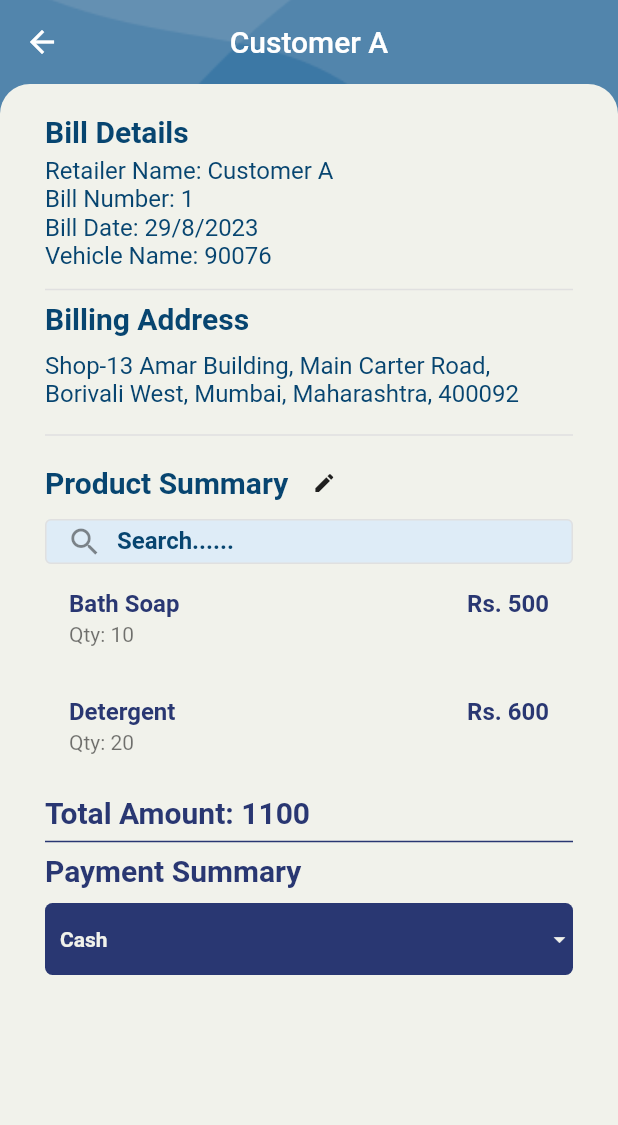
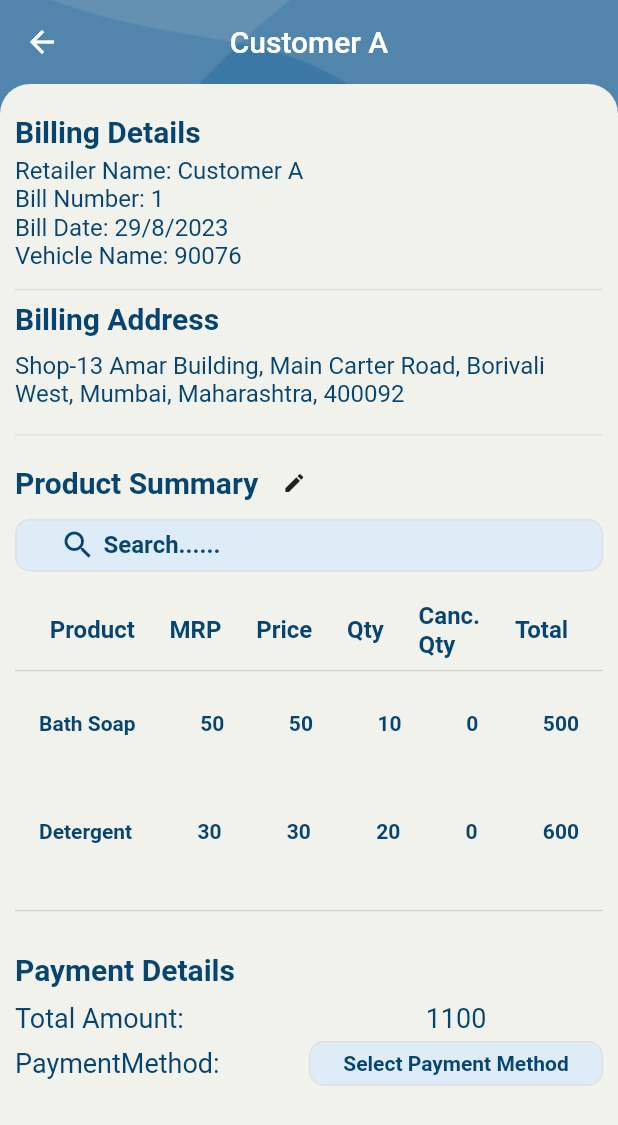
Before and after one commit to BloodHound31/MVVM_Architecture_Training, a Flutter app: the screen it shows after launch, after a tap on "Customer A", after a tap on "Order Details", on a phone screen of 412 x 824 dp. Shown: the top 1125 px of the screen. Run offline on Flutter 3.47's test engine with Material 2 defaults, Android fonts, the light colour scheme and no system bars; our stand-ins replace flutter_spinkit, fluttertoast; accounts and stored records are empty; network calls fail; Roboto replaces fonts that are missing (JoannaSansNovaBook).

Commit message:
Updated UI
Order Details Page

```diff
--- a/Login_Registration_Clone/lib/Model/OrdersModels/OrderEntity/product_details.dart
+++ b/Login_Registration_Clone/lib/Model/OrdersModels/OrderEntity/product_details.dart
@@ -2,15 +2,18 @@ class ProductDetail{
 
   String productName;
   int productQuantity;
+  int cancelQuantity = 0;
   int productPrice;
   late int totalProductPrice;
   late int initialQuantity;
   late int initialTotal;
+  late int initialCancel;
 
   ProductDetail({required this.productName, required this.productQuantity, required this.productPrice}){
     totalProductPrice = totalPrice(productPrice, productQuantity);
     initialQuantity = productQuantity;
     initialTotal = totalProductPrice;
+    initialCancel = cancelQuantity;
   }
 
   int totalPrice(int productPrice, int productQuantity){
--- a/Login_Registration_Clone/lib/Resources/Components/custom_drop_down.dart
+++ b/Login_Registration_Clone/lib/Resources/Components/custom_drop_down.dart
@@ -1,4 +1,5 @@
 import 'package:flutter/material.dart';
+import 'package:login_registration_clone/Resources/colors.dart';
 
 class CustomDropDown extends StatelessWidget {
 
@@ -18,26 +19,27 @@ class CustomDropDown extends StatelessWidget {
   @override
   Widget build(BuildContext context) {
     return Container(
+      height: 30,
       decoration: BoxDecoration(
         color: bgColor,
         borderRadius: BorderRadius.circular(borderRadius),
+        border: Border.all(color: Colors.grey.shade300),
       ),
       child: DropdownButtonHideUnderline(
         child: DropdownButton<dynamic>(
-          hint: const Text('A-Z'),
+          hint: const Text('Select Payment Method', style: TextStyle(color: AppColor.propsColor),),
           value: dropDownValue,
-          icon: Icon(Icons.arrow_drop_down_outlined, size: 18, color: textColor),
+          icon: const SizedBox.shrink(),
+          isExpanded: true,
           elevation: 14,
-          style: TextStyle(color: textColor, fontSize: 14, fontWeight: FontWeight.bold),
+          style: TextStyle(color: textColor, fontSize: 14, fontWeight: FontWeight.bold,),
+          alignment: Alignment.center,
           dropdownColor: bgColor,
           onChanged: onChange,
           items: list.map<DropdownMenuItem<dynamic>>((dynamic value) {
             return DropdownMenuItem<dynamic>(
               value: value,
-              child: Padding(
-                padding: const EdgeInsets.all(10.0),
-                child: Text(value.toString()),
-              ),
+              child: Center(child: Text(value.toString())),
             );
           }).toList(),
         ),
--- a/Login_Registration_Clone/lib/Resources/CustomWidgets/OrderList/PaymentOptions/cash_only.dart
+++ b/Login_Registration_Clone/lib/Resources/CustomWidgets/OrderList/PaymentOptions/cash_only.dart
@@ -1,4 +1,6 @@
 import 'package:flutter/material.dart';
+import 'package:login_registration_clone/Resources/CustomWidgets/custom_widgets.dart';
+import 'package:login_registration_clone/Resources/colors.dart';
 import 'package:login_registration_clone/ViewModel/OrderViewModel/order_summary_view_model.dart';
 import 'package:provider/provider.dart';
 
@@ -10,31 +12,46 @@ class CashOnly extends StatelessWidget {
   Widget build(BuildContext context) {
     return Expanded(
       child: Container(
-        padding: const EdgeInsets.only(top: 10, right: 10, left: 10),
+        padding: const EdgeInsets.only(top: 10),
         height: 110,
         width: double.infinity,
         child: Column(
           crossAxisAlignment: CrossAxisAlignment.start,
           children: [
-            Consumer<OrderSummaryViewModel>(builder: (context, value, child) => Text('Amount To Be Paid:\nRs.${value.payAmount()}', style: const TextStyle(fontWeight: FontWeight.bold, fontSize: 22, color: Color(0xFF293770)),),),
+            Row(
+              mainAxisAlignment: MainAxisAlignment.spaceBetween,
+            children: [
+              Expanded(flex: 1, child: CustomWidgets.customText(text: 'Cash Amount:', fontSize: 18.0)),
+              Expanded(
+                flex: 1,
+                child: Container(
+                  decoration: BoxDecoration(
+                    color: AppColor.searchBoxColor,
+                    borderRadius: BorderRadius.circular(10),
+                    border: Border.all(color: Colors.grey.shade300)
+                  ),
+                  child: Center(
+                    child: Consumer<OrderSummaryViewModel>(
+                        builder: (_, value, __) {
+                          return Padding(
+                            padding: const EdgeInsets.symmetric(vertical: 2),
+                            child: CustomWidgets.customText(text: value.payAmount().toString(), fontWeight: FontWeight.bold),
+                          );
+                        }
+                    ),
+                  ),
+                ),
+              )
+          ],
+        ),
             const SizedBox(height: 30,),
             Row(
               children: [
                 Expanded(
-                  child: ElevatedButton(
-                    onPressed: (){},
-                    style: ButtonStyle(
-                        backgroundColor: MaterialStateProperty.all<Color>(const Color(0xFF293770))
-                    ),
-                    child: const Text(
-                      'Submit',
-                      style: TextStyle(
-                        fontSize: 16,
-                        fontWeight: FontWeight.bold,
-                        color: Colors.white,
-                      ),
-                    ),
-                  ),
+                  child: CustomWidgets.customElevatedButton(
+                      onPress: (){},
+                      borderRadius: 10
+                  )
                 ),
               ],
             ),
--- a/Login_Registration_Clone/lib/Resources/CustomWidgets/OrderList/payment_summary.dart
+++ b/Login_Registration_Clone/lib/Resources/CustomWidgets/OrderList/payment_summary.dart
@@ -1,6 +1,8 @@
 import 'package:flutter/material.dart';
 import 'package:login_registration_clone/Resources/Components/custom_drop_down.dart';
+import 'package:login_registration_clone/Resources/CustomWidgets/custom_widgets.dart';
 import 'package:login_registration_clone/Resources/colors.dart';
+import 'package:login_registration_clone/ViewModel/OrderViewModel/order_summary_view_model.dart';
 import 'package:provider/provider.dart';
 
 import '../../../ViewModel/OrderViewModel/payment_summary_view_model.dart';
@@ -14,32 +16,54 @@ class PaymentSummary extends StatelessWidget {
       crossAxisAlignment: CrossAxisAlignment.start,
       children: [
         const Text(
-          'Payment Summary',
+          'Payment Details',
           style: TextStyle(
               fontWeight: FontWeight.bold,
               fontSize: 20,
-              color: AppColor.darkIndigo,
+              color: AppColor.propsColor,
           ),
         ),
         const SizedBox(height: 10,),
+        Column(
+          //mainAxisAlignment: MainAxisAlignment.start,
+          children: [
             Row(
-          mainAxisAlignment: MainAxisAlignment.start,
+              mainAxisAlignment: MainAxisAlignment.spaceBetween,
               children: [
+                Expanded(flex: 1, child: CustomWidgets.customText(text: 'Total Amount:', fontSize: 18.0)),
                 Expanded(
+                  flex: 1,
+                  child: Selector<OrderSummaryViewModel, int>(
+                      selector: (_, selector) => selector.payAmount(),
+                      builder: (_, value, __) => Center(child: CustomWidgets.customText(text: value.toString(), fontSize: 18.0)),
+                  ),
+                )
+              ],
+            ),
+            const SizedBox(height: 5,),
+            Row(
+              mainAxisAlignment: MainAxisAlignment.spaceEvenly,
+              children: [
+                Expanded(flex: 1, child: CustomWidgets.customText(text: 'PaymentMethod: ', fontSize: 18.0)),
+                Expanded(
+                  flex: 1,
                   child: Consumer<PaymentSummaryViewModel>(builder: (context, paymentSummary, child) {
                     return CustomDropDown(
                         list: paymentSummary.paymentList,
                         dropDownValue: paymentSummary.selectedMethod,
                         onChange: (value) => paymentSummary.switchWidget(value),
-                    borderRadius: 5,
-                    bgColor: AppColor.darkIndigo,
-                    textColor: AppColor.whiteColor);
+                        borderRadius: 10,
+                        bgColor: AppColor.searchBoxColor,
+                        textColor: AppColor.propsColor);
                   },
                   ),
                 ),
-            // paymentDetailsWidget,
+              ],
+            )
+
           ],
         ),
+        const SizedBox(height: 10,),
         Consumer<PaymentSummaryViewModel>(builder: (context, value, child) =>  value.paymentDetailsWidget,),
       ],
     );
--- a/Login_Registration_Clone/lib/Resources/CustomWidgets/OrderList/product_summary_layout.dart
+++ b/Login_Registration_Clone/lib/Resources/CustomWidgets/OrderList/product_summary_layout.dart
@@ -1,7 +1,9 @@
 import 'package:flutter/material.dart';
-import 'package:login_registration_clone/Resources/colors.dart';
 import 'package:login_registration_clone/ViewModel/OrderViewModel/order_summary_view_model.dart';
 import 'package:provider/provider.dart';
+
+import '../../colors.dart';
+import '../custom_widgets.dart';
 
 class ProductSummary extends StatefulWidget {
   const ProductSummary({super.key});
@@ -14,7 +16,21 @@ class _ProductSummaryState extends State<ProductSummary> {
   @override
   Widget build(BuildContext context) {
     final orderSummaryViewModel = Provider.of<OrderSummaryViewModel>(context);
-    return ListView.builder(
+    return Column(
+      children: [
+        Row(
+          mainAxisAlignment: MainAxisAlignment.spaceEvenly,
+          children: [
+            CustomWidgets.customText(text: 'Product', fontWeight: FontWeight.bold),
+            CustomWidgets.customText(text: 'MRP', fontWeight: FontWeight.bold),
+            CustomWidgets.customText(text: 'Price', fontWeight: FontWeight.bold),
+            CustomWidgets.customText(text: 'Qty', fontWeight: FontWeight.bold),
+            CustomWidgets.customText(text: 'Canc.\nQty', fontWeight: FontWeight.bold),
+            CustomWidgets.customText(text: 'Total', fontWeight: FontWeight.bold),
+          ],
+        ),
+        const Divider(thickness: 1),
+        ListView.builder(
             shrinkWrap: true,
             itemCount: orderSummaryViewModel.foundProductSummary.length,
             itemBuilder: (context, index){
@@ -23,19 +39,17 @@ class _ProductSummaryState extends State<ProductSummary> {
                 title: Row(
                   mainAxisAlignment: MainAxisAlignment.spaceBetween,
                   children: [
-                Text(orderSummaryViewModel.foundProductSummary[index].productName, style: const TextStyle(fontWeight: FontWeight.bold, fontSize: 16, color: AppColor.darkIndigo),),
-                Selector<OrderSummaryViewModel, int>(
-                  selector: (_, orderDetailsProvider) => orderDetailsProvider.foundProductSummary[index].totalProductPrice,
-                  builder: (context, value, child) => Text('Rs. $value', style: const TextStyle(fontWeight: FontWeight.bold, fontSize: 16, color: AppColor.darkIndigo),),
-                )
+                    Text(orderSummaryViewModel.foundProductSummary[index].productName, style: const TextStyle(color: AppColor.propsColor, fontWeight: FontWeight.bold, fontSize: 14),),
+                    Text('${orderSummaryViewModel.foundProductSummary[index].productPrice}', style: const TextStyle(color: AppColor.propsColor, fontWeight: FontWeight.bold, fontSize: 14),),
+                    Text('${orderSummaryViewModel.foundProductSummary[index].productPrice}', style: const TextStyle(color: AppColor.propsColor, fontWeight: FontWeight.bold, fontSize: 14),),
+                    Text('${orderSummaryViewModel.foundProductSummary[index].productQuantity}', style: const TextStyle(color: AppColor.propsColor, fontWeight: FontWeight.bold, fontSize: 14),),
+                    Text('${orderSummaryViewModel.foundProductSummary[index].cancelQuantity}', style: const TextStyle(color: AppColor.propsColor, fontWeight: FontWeight.bold, fontSize: 14),),
+                    Text('${orderSummaryViewModel.foundProductSummary[index].totalProductPrice}', style: const TextStyle(color: AppColor.propsColor, fontWeight: FontWeight.bold, fontSize: 14),),
                   ],
                 ),
                 subtitle: Column(
                   crossAxisAlignment: CrossAxisAlignment.start,
                   children: [
-                Selector<OrderSummaryViewModel, int>(
-                    selector: (_, orderDetailsProvider) => orderDetailsProvider.foundProductSummary[index].productQuantity,
-                    builder: (context, value, child) => Text('Qty: $value')),
                     Selector<OrderSummaryViewModel, bool>(
                       selector: (_, orderDetailsProvider) => orderDetailsProvider.showWidget,
                       builder: (context, value, child) {
@@ -46,14 +60,14 @@ class _ProductSummaryState extends State<ProductSummary> {
                                   orderSummaryViewModel.increaseProduct(index);
                                 },
                                 icon: const Icon(Icons.arrow_circle_up, size: 24,),
-                            color: AppColor.darkIndigo),
+                                color: AppColor.propsColor),
                             IconButton(
                                 onPressed: (){
 
                                   orderSummaryViewModel.decreaseProduct(index);
 
                                 },
-                            icon: const Icon(Icons.arrow_circle_down, size: 24,), color: AppColor.darkIndigo),
+                                icon: const Icon(Icons.arrow_circle_down, size: 24,), color: AppColor.propsColor),
                             IconButton(
                               onPressed: (){
                                 orderSummaryViewModel.toggleWidget();
@@ -72,6 +86,8 @@ class _ProductSummaryState extends State<ProductSummary> {
                   ],
                 ) ,
               );
-        });
+            }),
+      ],
+    );
   }
 }
--- a/Login_Registration_Clone/lib/Resources/CustomWidgets/custom_widgets.dart
+++ b/Login_Registration_Clone/lib/Resources/CustomWidgets/custom_widgets.dart
@@ -76,12 +76,13 @@ class CustomWidgets{
   }
 
 
-  static Widget customText({required String text}){
+  static Widget customText({required String text, FontWeight fontWeight = FontWeight.normal, double? fontSize = 16.0}){
     return Text(text,
-      style:const TextStyle(
-          fontSize: 16,
+      style:TextStyle(
+          fontSize: fontSize,
           color: AppColor.propsColor,
-          fontFamily: 'JoannaSansNovaBook'
+          fontFamily: 'JoannaSansNovaBook',
+          fontWeight: fontWeight,
       ),);
   }
 
--- a/Login_Registration_Clone/lib/View/OrderView/order_summary_view.dart
+++ b/Login_Registration_Clone/lib/View/OrderView/order_summary_view.dart
@@ -49,12 +49,12 @@ class _OrderSummaryViewState extends State<OrderSummaryView> {
                       topLeft: Radius.circular(20)),
                 ),
                 child: Padding(
-                  padding: const EdgeInsets.only(top: 20, left: 30, right: 30),
+                  padding: const EdgeInsets.only(top: 20, left: 10, right: 10),
                   child: Column(
                     crossAxisAlignment: CrossAxisAlignment.start,
                     children: [
                       const Text(
-                        'Bill Details',
+                        'Billing Details',
                         style: TextStyle(
                             fontWeight: FontWeight.bold,
                             fontSize: 20,
@@ -103,50 +103,49 @@ class _OrderSummaryViewState extends State<OrderSummaryView> {
                       Row(
                         children: [
                           Expanded(
-                            child: Container(
+                            child: SizedBox(
                               width: double.infinity,
-                              height: 30,
+                              height: 35,
                               child: TextField(
                                 onChanged: (value) => orderSummaryViewModel.searchProduct(value),
                                 decoration: InputDecoration(
                                     enabledBorder: OutlineInputBorder(
-                                      borderSide: BorderSide(color: Colors.grey.shade300)
+                                      borderSide: BorderSide(color: Colors.grey.shade300),
+                                      borderRadius: BorderRadius.circular(10),
                                     ),
-                                    focusedBorder: const OutlineInputBorder(
-                                      borderSide: BorderSide(
-                                        color: AppColor.propsColor
-                                      )
+                                    focusedBorder: OutlineInputBorder(
+                                      borderSide: const BorderSide(color: AppColor.propsColor),
+                                      borderRadius: BorderRadius.circular(10),
                                     ),
                                     fillColor: AppColor.searchBoxColor,
                                     filled: true,
+                                    prefixIconColor: AppColor.propsColor,
                                     labelStyle: const TextStyle(
                                       fontFamily: 'JoannaSansNovaBook',
                                       color: AppColor.propsColor,
-                                      fontWeight: FontWeight.w600,
+                                      fontWeight: FontWeight.bold,
                                     ),
                                     labelText: 'Search......',
                                     prefixIcon: const Padding(
-                                      padding: EdgeInsets.only(left: 10.0, right: 5),
+                                      padding: EdgeInsets.only(left: 30.0, right: 5),
                                       child: Icon(Icons.search),
                                     ),
                                     border: OutlineInputBorder(
                                       borderSide: BorderSide(color: Colors.grey.shade300),
-                                      borderRadius: BorderRadius.circular(20),
+                                      borderRadius: BorderRadius.circular(10),
                                     )),
                               ),
                             ),
                           ),
                         ],
                       ),
+                      const SizedBox(height: 20,),
                       const SizedBox(
                         width: double.infinity,
                         child: ProductSummary(),
                       ),
-                      const SizedBox(height: 10,),
-                      Selector<OrderSummaryViewModel, int>(
-                        selector: (_, orderDetailsProvider) => orderDetailsProvider.payAmount(),
-                        builder: (_, value, __) =>  Text('Total Amount: $value', style: const TextStyle(fontWeight: FontWeight.bold, fontSize: 20, color:AppColor.darkIndigo),),),
-                      const Divider(color: AppColor.darkIndigo, thickness: 1,),
+                      const Divider(thickness: 1,),
+                      const SizedBox(height: 20),
                       const SizedBox(
                         width: double.infinity,
                         height: 700,
--- a/Login_Registration_Clone/lib/ViewModel/OrderViewModel/order_summary_view_model.dart
+++ b/Login_Registration_Clone/lib/ViewModel/OrderViewModel/order_summary_view_model.dart
@@ -61,7 +61,7 @@ class OrderSummaryViewModel with ChangeNotifier{
     } else {
       result = _productSummary
           .where((element) =>
-      element.productName!
+      element.productName
           .toLowerCase()
           .contains(enteredKeyword.toLowerCase()))
           .toList();
@@ -76,6 +76,7 @@ class OrderSummaryViewModel with ChangeNotifier{
     if(_productSummary.isNotEmpty && index >= 0 && index < _productSummary.length) {
       if(_productSummary[index].productQuantity > 0){
         _productSummary[index].productQuantity--;
+        _productSummary[index].cancelQuantity++;
         _productSummary[index].totalProductPrice = totalPrice(_productSummary[index].productPrice, _productSummary[index].productQuantity);
       }
       notifyListeners();
@@ -90,6 +91,7 @@ class OrderSummaryViewModel with ChangeNotifier{
     if(_productSummary.isNotEmpty && index >= 0 && index < _productSummary.length) {
       if(_productSummary[index].productQuantity < _productSummary[index].initialQuantity){
         _productSummary[index].productQuantity++;
+        _productSummary[index].cancelQuantity--;
         _productSummary[index].totalProductPrice = totalPrice(_productSummary[index].productPrice, _productSummary[index].productQuantity);
       }
     }
@@ -101,6 +103,7 @@ class OrderSummaryViewModel with ChangeNotifier{
     if(_productSummary.isNotEmpty) {
       _productSummary[index].productQuantity = _productSummary[index].initialQuantity;
       _productSummary[index].totalProductPrice = _productSummary[index].initialTotal;
+      _productSummary[index].cancelQuantity = _productSummary[index].initialCancel;
     }
     notifyListeners();
   }
@@ -109,6 +112,7 @@ class OrderSummaryViewModel with ChangeNotifier{
     if(_productSummary.isNotEmpty) {
       _productSummary[index].initialQuantity = _productSummary[index].productQuantity;
       _productSummary[index].initialTotal = _productSummary[index].totalProductPrice;
+      _productSummary[index].initialCancel = _productSummary[index].cancelQuantity;
     }
     notifyListeners();
   }
--- a/Login_Registration_Clone/lib/ViewModel/OrderViewModel/payment_summary_view_model.dart
+++ b/Login_Registration_Clone/lib/ViewModel/OrderViewModel/payment_summary_view_model.dart
@@ -13,7 +13,7 @@ class PaymentSummaryViewModel with ChangeNotifier{
 
   final List<String> _paymentList = ['Cash', 'Cheque', 'Partial Payment', 'Credit Note'];
 
-  late String _selectedMethod;
+  String? _selectedMethod;
   Widget _paymentDetailsWidget = Container();
   Widget _partialPaymentWidget = Container();
   //For bank
@@ -28,7 +28,7 @@ class PaymentSummaryViewModel with ChangeNotifier{
 
   List<String> get paymentList => _paymentList;
 
-  String get selectedMethod => _selectedMethod;
+  String? get selectedMethod => _selectedMethod;
 
   Widget get paymentDetailsWidget => _paymentDetailsWidget;
 
@@ -48,7 +48,7 @@ class PaymentSummaryViewModel with ChangeNotifier{
 
 
   PaymentSummaryViewModel(){
-  _selectedMethod = _paymentList.first;
+  //_selectedMethod = _paymentList.first;
   _selectedBank = _bankList.first;
   _selectedPaymentOption = _paymentOption.first;
   }
```
Lines whose indentation alone changed are shown as unchanged.
